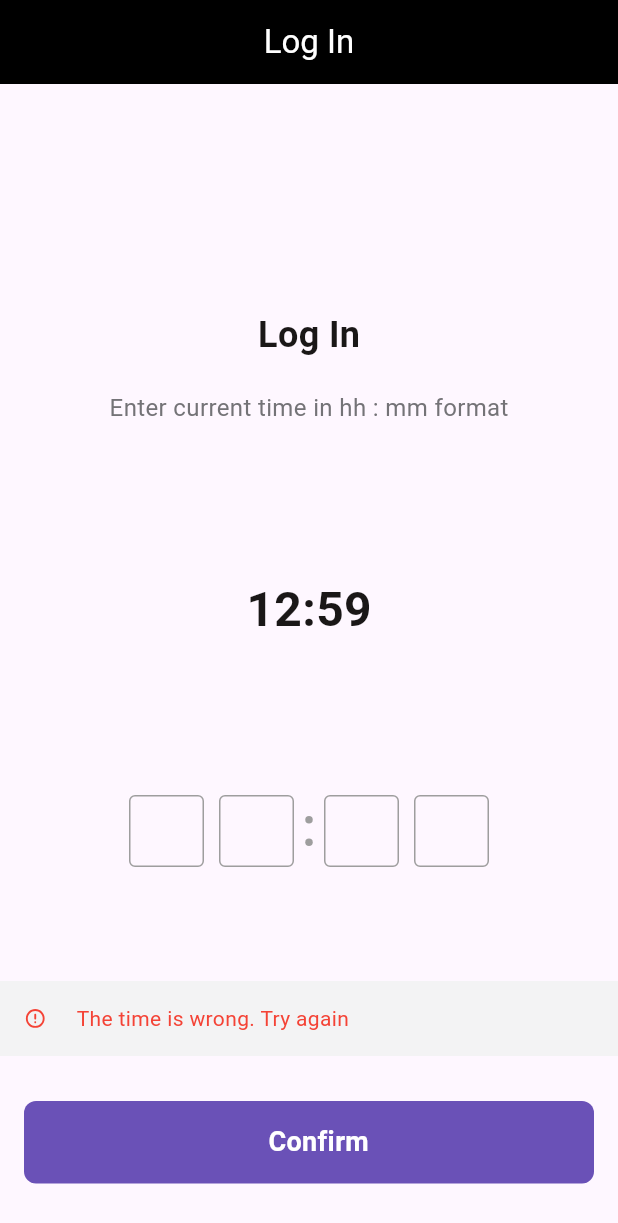
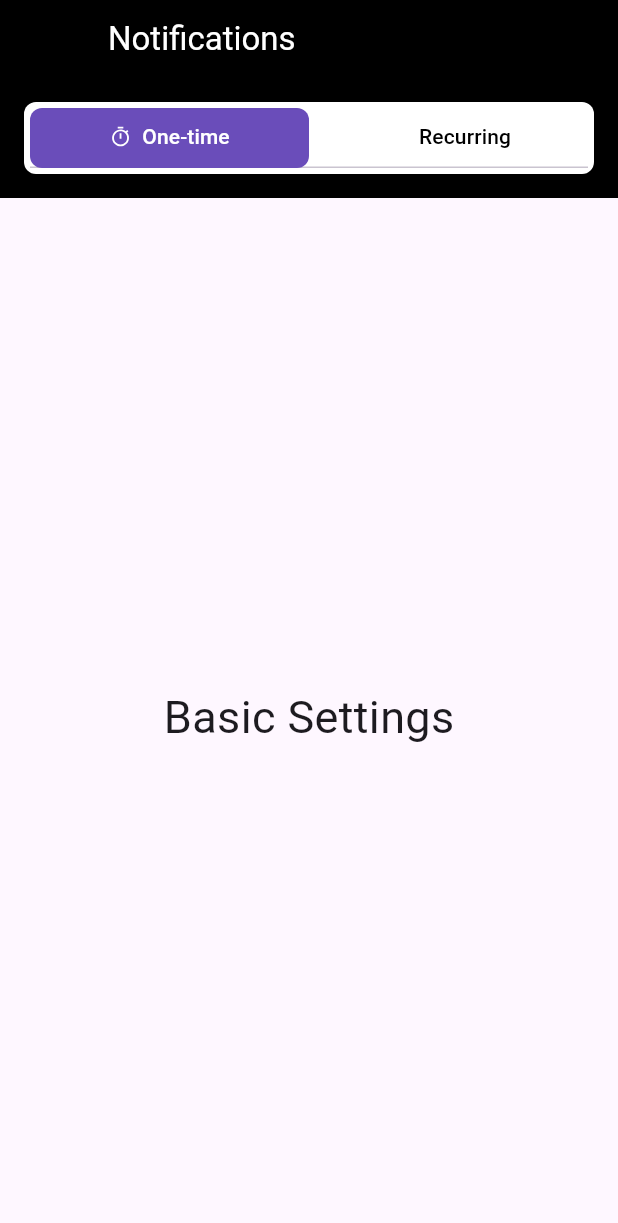
Before and after one commit to MishaLazutkin/noti, a Flutter app: the screen it shows after launch, after a tap on "Confirm", on a phone screen of 412 x 824 dp. Shown: the top 1223 px of the screen. Run offline on Flutter 3.47's test engine with Material 3 defaults, Android fonts, the phone set to English and light mode, and no system bars; our stand-ins replace flutter_svg, pinput.

Commit message:
login page with provider

```diff
--- a/lib/bootstrap.dart
+++ b/lib/bootstrap.dart
@@ -1,5 +1,7 @@
 import 'package:flutter/material.dart';
 import 'package:flutter/services.dart';
+import 'package:noti/providers/login_provider.dart';
+import 'package:provider/provider.dart';
 import 'main.dart';
 
 
@@ -7,7 +9,6 @@ import 'main.dart';
 
 void bootstrap() async {
   WidgetsFlutterBinding.ensureInitialized();
-
   SystemChrome.setSystemUIOverlayStyle(
     SystemUiOverlayStyle.dark.copyWith(
       statusBarColor: Colors.transparent,
@@ -20,5 +21,10 @@ void bootstrap() async {
   ]);
 
   runApp(
-      const MyApp());
+      MultiProvider(providers:[
+        ChangeNotifierProvider(create: (_) => LoginProvider()),
+      ],
+          child:  const MyApp()
+      )
+    );
 }
--- a/lib/main.dart
+++ b/lib/main.dart
@@ -1,9 +1,12 @@
 import 'package:flutter/material.dart';
 import 'package:flutter_svg/svg.dart';
+import 'package:noti/notifications_page.dart';
+import 'package:noti/providers/login_provider.dart';
 import 'package:noti/utils/style.dart';
 import 'package:noti/widgets/custom_button.dart';
 import 'package:noti/widgets/custom_time_text_field.dart';
 import 'package:pinput/pinput.dart';
+import 'package:provider/provider.dart';
 
 import 'bootstrap.dart';
 
@@ -16,7 +19,14 @@ class MyApp extends StatelessWidget {
 
   @override
   Widget build(BuildContext context) {
-    return MaterialApp(
+    return GestureDetector(
+      onTap: () {
+        FocusScopeNode currentFocus = FocusScope.of(context);
+        if (!currentFocus.hasPrimaryFocus) {
+          currentFocus.unfocus();
+        }
+      },
+      child: MaterialApp(
         debugShowCheckedModeBanner: false,
         title: 'Flutter Demo',
         theme: ThemeData(
@@ -26,6 +36,7 @@ class MyApp extends StatelessWidget {
           ),
         ),
         home: const MyHomePage(title: 'Log In'),
+      ),
     );
   }
 }
@@ -52,7 +63,7 @@ class _MyHomePageState extends State<MyHomePage> {
   @override
   Widget build(BuildContext context) {
     return Scaffold(
-      resizeToAvoidBottomInset:false,
+      resizeToAvoidBottomInset: false,
       appBar: AppBar(
         title: Row(
           mainAxisAlignment: MainAxisAlignment.center,
@@ -64,8 +75,9 @@ class _MyHomePageState extends State<MyHomePage> {
           ],
         ),
       ),
-      body: Stack(alignment: Alignment.topCenter, children: [
-        SingleChildScrollView(
+      body: CustomScrollView(
+        slivers: <Widget>[
+          SliverToBoxAdapter(
             child: Column(
               crossAxisAlignment: CrossAxisAlignment.center,
               mainAxisSize: MainAxisSize.max,
@@ -86,13 +98,16 @@ class _MyHomePageState extends State<MyHomePage> {
                 const SizedBox(
                   height: 100,
                 ),
-              Row(
+                Consumer<LoginProvider>(builder: (context, provider, child) {
+                  return Row(
                     mainAxisAlignment: MainAxisAlignment.center,
                     children: [
                       CustomTimeTextField(
                         focusNode: _code1Node,
                         controller: _code1Controller,
-                    onTyping: (x) {},
+                        onTyping: (x) {
+                          provider.tensHours = x;
+                        },
                       ),
                       const SizedBox(
                         width: 10,
@@ -100,7 +115,9 @@ class _MyHomePageState extends State<MyHomePage> {
                       CustomTimeTextField(
                         focusNode: _code2Node,
                         controller: _code2Controller,
-                    onTyping: (x) {},
+                        onTyping: (x) {
+                          provider.unitsHours = x;
+                        },
                       ),
                       SizedBox(
                         width: 20,
@@ -129,7 +146,9 @@ class _MyHomePageState extends State<MyHomePage> {
                       CustomTimeTextField(
                         focusNode: _code3Node,
                         controller: _code3Controller,
-                    onTyping: (x) {},
+                        onTyping: (x) {
+                          provider.tensMinutes = x;
+                        },
                       ),
                       const SizedBox(
                         width: 10,
@@ -137,37 +156,42 @@ class _MyHomePageState extends State<MyHomePage> {
                       CustomTimeTextField(
                         focusNode: _code4Node,
                         controller: _code4Controller,
-                    onTyping: (x) {},
+                        onTyping: (x) {
+                          provider.unitsMinutes = x;
+                        },
                       ),
                     ],
-              ),
+                  );
+                })
               ],
             ),
           ),
-        Column(
+          SliverFillRemaining(
+            //hasScrollBody: false,
+            child: Column(
               mainAxisAlignment: MainAxisAlignment.end,
               mainAxisSize: MainAxisSize.max,
               children: [
-            Stack(
-              alignment: Alignment.centerLeft,
-              children:[
+                Stack(alignment: Alignment.centerLeft, children: [
                   Container(
                     width: double.infinity,
                     height: 50,
-                  decoration:
-                  const BoxDecoration(color: Color.fromRGBO(243, 243, 244, 1)),
-
+                    decoration: const BoxDecoration(
+                        color: Color.fromRGBO(243, 243, 244, 1)),
                   ),
                   Padding(
                     padding: const EdgeInsets.only(left: 16.0),
                     child: Row(
                       children: [
-                      SvgPicture.asset('lib/assets/icons/error.svg',
+                        SvgPicture.asset(
+                          'lib/assets/icons/error.svg',
                           color: Colors.red,
                           width: 15,
                           height: 15,
-                          semanticsLabel: 'Acme Logo'),
-                      SizedBox(width: 20,),
+                        ),
+                        SizedBox(
+                          width: 20,
+                        ),
                         Text(
                           'The time is wrong. Try again',
                           style: const TextStyle(color: Colors.red),
@@ -175,25 +199,32 @@ class _MyHomePageState extends State<MyHomePage> {
                       ],
                     ),
                   ),
-              ]
-
-            ),
+                ]),
                 const SizedBox(
                   height: 30,
                 ),
                 Padding(
                     padding: const EdgeInsets.only(left: 16.0, right: 16.0),
-              child: CustomButton(
+                    child: Consumer<LoginProvider>(
+                        builder: (context, provider, child) {
+                      return CustomButton(
                         text: 'Confirm',
-                onTap: () {},
+                        color: provider.loginButtonColor(),
+                        onTap: () {Navigator.of(context).push(
+                          MaterialPageRoute(
+                            builder: (context) => const NotificationsPage( ),
                           ),
-            ),
+                        );},
+                      );
+                    })),
                 const SizedBox(
                   height: 30,
                 ),
               ],
+            ),
           )
-      ]),
+        ],
+      ),
     );
   }
 }
--- /dev/null
+++ b/lib/notifications_page.dart
@@ -0,0 +1,221 @@
+import 'package:flutter/material.dart';
+import 'package:flutter_svg/flutter_svg.dart';
+import 'package:noti/widgets/tabs.dart';
+
+class NotificationsPage extends StatefulWidget {
+  const NotificationsPage({super.key});
+
+  @override
+  State<NotificationsPage> createState() => _NotificationsPageState();
+}
+
+class _NotificationsPageState extends State<NotificationsPage> with SingleTickerProviderStateMixin{
+  late TabController _tabController;
+  @override
+  Widget build(BuildContext context) {
+    return DefaultTabController(
+      length: 2,
+      child: Scaffold(
+        appBar: AppBar(
+          title: const Text('Notifications',style: TextStyle(color: Colors.white),),
+          bottom: PreferredSize(
+            preferredSize: Size.fromHeight(AppBar().preferredSize.height+20),
+            child: Container(
+              height: 80,
+              padding: const EdgeInsets.symmetric(
+                horizontal: 16,
+                vertical: 16,
+              ),
+              child: Container(
+                decoration: BoxDecoration(
+                  borderRadius: BorderRadius.circular(
+                    8,
+                  ),
+                  color: Colors.white,
+                ),
+                child: TabBar(
+                   padding:  const EdgeInsets.symmetric(vertical: 4.0,horizontal: 4),
+                  indicatorSize: TabBarIndicatorSize.tab,
+                  labelColor: Colors.white,
+                  unselectedLabelColor: Colors.black,
+                  indicator: BoxDecoration(
+                    borderRadius: BorderRadius.circular(
+                      8,
+                    ),
+
+                    color: Color.fromRGBO(106, 77, 186, 1),
+                  ),
+                  tabs:     [
+                    Tab(
+                      child: Row(
+                        mainAxisAlignment: MainAxisAlignment.center,
+                        children: [
+                          SvgPicture.asset(
+                            'lib/assets/icons/one_time.svg',
+                            color: Colors.white,
+                            width: 15,
+                            height: 15,
+                          ),
+                          const SizedBox(width: 7,),
+                          Text('One-time'),
+                        ],
+                      ),
+                    ),
+                    Tab(
+                      child: Row(
+                        mainAxisAlignment: MainAxisAlignment.center,
+                        children: [
+                          SvgPicture.asset(
+                            'lib/assets/icons/recurring.svg',
+                            color: Colors.white,
+                            width: 15,
+                            height: 15,
+                          ),
+                          const SizedBox(width: 7,),
+                          Text('Recurring'),
+                        ],
+                      ),
+
+                    )
+                  ],
+                ),
+              ),
+            ),
+          ),
+        ),
+        body: const TabBarView(
+          children: [
+            Center(
+              child: Text(
+                'Basic Settings',
+                style: TextStyle(
+                  fontSize: 30,
+                ),
+              ),
+            ),
+            Center(
+              child: Text(
+                'Advanced Settings',
+                style: TextStyle(
+                  fontSize: 30,
+                ),
+              ),
+            ),
+          ],
+        ),
+      ),
+    );
+
+  }
+
+  PreferredSize buildTabs() {
+    return PreferredSize(
+      preferredSize: Size.fromHeight(AppBar().preferredSize.height),
+      child: Padding(
+          padding: const EdgeInsets.all(8.0),
+          child: Column(
+            children: [
+
+              Container(
+                height: 50,
+                decoration: BoxDecoration(
+                  color: Colors.white,
+                  borderRadius: BorderRadius.circular(
+                    8.0,
+                  ),
+                ),
+                child: TabBar(
+                  controller: _tabController,
+
+                  indicator: BoxDecoration(
+                    borderRadius: BorderRadius.circular(
+                      8.0,
+                    ),
+                    color: Color.fromRGBO(106, 77, 186, 1),
+                  ),
+                  labelColor: Colors.white,
+                  unselectedLabelColor: Colors.black,
+                  tabs: const [
+
+                    Tab(
+                      text: 'One-time',
+                    ),
+
+                    Tab(
+                      text: 'Recurring',
+                    ),
+                  ],
+                ),
+              ),
+              // tab bar view here
+              Expanded(
+                child: TabBarView(
+                  controller: _tabController,
+                  children: const [
+                    // first tab bar view widget
+                    Center(
+                      child: Text(
+                        'Place Bid',
+                        style: TextStyle(
+                          fontSize: 25,
+                          fontWeight: FontWeight.w600,
+                        ),
+                      ),
+                    ),
+
+                    // second tab bar view widget
+                    Center(
+                      child: Text(
+                        'Buy Now',
+                        style: TextStyle(
+                          fontSize: 25,
+                          fontWeight: FontWeight.w600,
+                        ),
+                      ),
+                    ),
+                  ],
+                ),
+              ),
+            ],
+          ),
+        ),
+    );
+  }
+  @override
+  void initState() {
+    _tabController = TabController(length: 2, vsync: this);
+    super.initState();
+  }
+  @override
+  void dispose() {
+    super.dispose();
+    _tabController.dispose();
+  }
+
+  // Widget _tabs() {
+  //   return Container(
+  //     height: 44,
+  //     child: AppBar(
+  //       primary: false,
+  //       automaticallyImplyLeading: false,
+  //       centerTitle: false,
+  //       elevation: 0.0,
+  //       backgroundColor: AppColor.backgroundPageBody,
+  //       bottom: BubbleTabBar(
+  //         controller: _tabController,
+  //         isScrollable: false,
+  //         labelStyle: AppTextStyle.tabSelectedTitle,
+  //         unselectedLabelStyle: AppTextStyle.tabUnselectedTitle,
+  //         headerWidget: Container(),
+  //         indicator: BoxDecoration(
+  //             color: Colors.white, borderRadius: BorderRadius.circular(6)),
+  //         tabs: [
+  //           _individualTab('Projects'),
+  //           _individualTab('Due Date'),
+  //           _individualTab('Priority')
+  //         ],
+  //       ),
+  //     ),
+  //   );
+  // }
+}
--- /dev/null
+++ b/lib/providers/login_provider.dart
@@ -0,0 +1,64 @@
+import 'package:flutter/material.dart';
+import 'dart:async';
+
+import 'package:noti/utils/style.dart';
+
+class LoginProvider extends ChangeNotifier {
+  var _tensHours;
+  var _unitsHours;
+  var _tensMinutes;
+  var _unitsMinutes;
+
+  Future<void> init() async {}
+
+  bool get isTimeEntered {
+    return (tensHours.isNotEmpty) &&
+        (unitsHours.isNotEmpty) &&
+        (tensMinutes.isNotEmpty) &&
+        (unitsMinutes.isNotEmpty);
+  }
+
+  Color loginButtonColor() {
+    if (isTimeEntered) {
+      return AppColor.buttonActiveColor;
+    } else {
+      return AppColor.buttonInactiveColor;
+    }
+  }
+
+  Future<void> login() async {
+    notifyListeners();
+  }
+
+  bool validate() {
+    return false;
+  }
+
+  String get unitsMinutes => _unitsMinutes ?? '';
+
+  set unitsMinutes(String value) {
+    _unitsMinutes = value;
+    notifyListeners();
+  }
+
+  String get tensMinutes => _tensMinutes ?? '';
+
+  set tensMinutes(String value) {
+    _tensMinutes = value;
+    notifyListeners();
+  }
+
+  String get unitsHours => _unitsHours ?? '';
+
+  set unitsHours(String value) {
+    _unitsHours = value;
+    notifyListeners();
+  }
+
+  String get tensHours => _tensHours ?? '';
+
+  set tensHours(String value) {
+    _tensHours = value;
+    notifyListeners();
+  }
+}
--- a/lib/utils/style.dart
+++ b/lib/utils/style.dart
@@ -10,6 +10,7 @@ class AppColor {
       Color.fromRGBO(106, 81, 183, 1);
   static const Color buttonPressedColor =
       Color.fromRGBO(75, 48, 162, 1);
+
   static const Color buttonHoverColor =
       Color.fromRGBO(146, 124, 212, 1);
   static const Color buttonInactiveColor =
--- a/lib/widgets/custom_button.dart
+++ b/lib/widgets/custom_button.dart
@@ -6,10 +6,12 @@ class CustomButton extends StatelessWidget {
   final String text;
   final Function onTap;
   final bool isDisabled;
+  final Color color;
   final Color activeColor;
   final Color inactiveColor;
   final Color hoverColor;
   final Color pressedColor;
+  final double elevation;
 
   final Widget leading;
   final double height;
@@ -20,6 +22,7 @@ class CustomButton extends StatelessWidget {
     required this.text,
     required this.onTap,
     this.isDisabled = false,
+    this.color = AppColor.buttonHoverColor,
     this.activeColor = AppColor.buttonActiveColor,
     this.inactiveColor = AppColor.buttonInactiveColor,
     this.hoverColor = AppColor.buttonHoverColor,
@@ -27,25 +30,37 @@ class CustomButton extends StatelessWidget {
     this.cornerRadius = 8,
     this.leading = const SizedBox(),
     this.height = 55,
+    this.elevation=0.0
   });
-
-  BoxDecoration _decoration() {
-    return BoxDecoration(
-      color: AppColor.buttonActiveColor,
-      borderRadius: BorderRadius.all(Radius.circular(cornerRadius)),
-    );
-  }
 
   @override
   Widget build(BuildContext context) {
-    return InkWell(
-      onTap: () => onTap(),
-      child: Padding(
-        padding: const EdgeInsets.only(bottom: 5.0),
-        child: Container(
+    return buildButton();
+  }
+
+  Widget buildButton() {
+    return SizedBox(
+      width: double.infinity,
       height: height,
-          alignment: Alignment.center,
-          decoration: _decoration(),
+      child: ElevatedButton(
+        style:
+            ButtonStyle(elevation: MaterialStateProperty.resolveWith((states) {
+          return elevation;
+        }), shape: MaterialStateProperty.resolveWith((states) {
+          return RoundedRectangleBorder(
+            borderRadius: BorderRadius.circular(cornerRadius),
+          );
+        }), foregroundColor: MaterialStateProperty.resolveWith((states) {
+          return AppColor.buttonPressedColor;
+        }), backgroundColor: MaterialStateProperty.resolveWith((states) {
+          if (states.contains(MaterialState.pressed))
+            return AppColor.buttonPressedColor;
+          else
+            return color;
+        })),
+        onPressed: () {
+          onTap( );
+        },
         child: Row(
           mainAxisAlignment: MainAxisAlignment.center,
           children: [
@@ -68,7 +83,6 @@ class CustomButton extends StatelessWidget {
           ],
         ),
       ),
-      ),
     );
   }
 }
--- a/lib/widgets/custom_time_text_field.dart
+++ b/lib/widgets/custom_time_text_field.dart
@@ -4,7 +4,6 @@ import '../utils/style.dart';
 class CustomTimeTextField extends StatefulWidget {
   final FocusNode focusNode;
   final TextEditingController controller;
-  final TextInputType keyboardType;
   final bool showError;
   final TextStyle textStyle;
   final Function onTyping;
@@ -13,7 +12,7 @@ class CustomTimeTextField extends StatefulWidget {
   CustomTimeTextField({
     required this.focusNode,
     required this.controller,
-    this.keyboardType = TextInputType.number,
+
     this.showError = false,
     this.textStyle = AppTextStyle.inputTime,
     Key? key,
@@ -50,14 +49,17 @@ class _CustomTimeTextFieldState extends State<CustomTimeTextField> {
           textAlign: TextAlign.center,
           maxLength: 1,
           onChanged: (x) {
-            if (widget.onTyping != null) widget.onTyping(x);
-            if(x.isNotEmpty&&x.length==1) FocusScope.of(context).nextFocus();
+
+              widget.onTyping(x);
+            if (x.isNotEmpty)
+              FocusScope.of(context).nextFocus();
+            if (x.isEmpty) FocusScope.of(context).previousFocus();
           },
           focusNode: widget.focusNode,
           controller: widget.controller,
           minLines: null,
           style: widget.textStyle,
-          keyboardType: widget.keyboardType,
+          keyboardType: TextInputType.number ,
 
           decoration: const InputDecoration(
             counterText: "",
--- a/pubspec.yaml
+++ b/pubspec.yaml
@@ -32,7 +32,7 @@ dependencies:
     sdk: flutter
   pinput: ^3.0.1
   flutter_svg: 2.0.9
-
+  provider: ^6.1.1
 
   # The following adds the Cupertino Icons font to your application.
   # Use with the CupertinoIcons class for iOS style icons.
```
Also changed, not shown: lib/widgets/tabs.dart (added, +79 -0 lines), lib/assets/icons/one_time.svg (added), lib/assets/icons/recurring.svg (added), pubspec.lock. Lines whose indentation alone changed are shown as unchanged.
